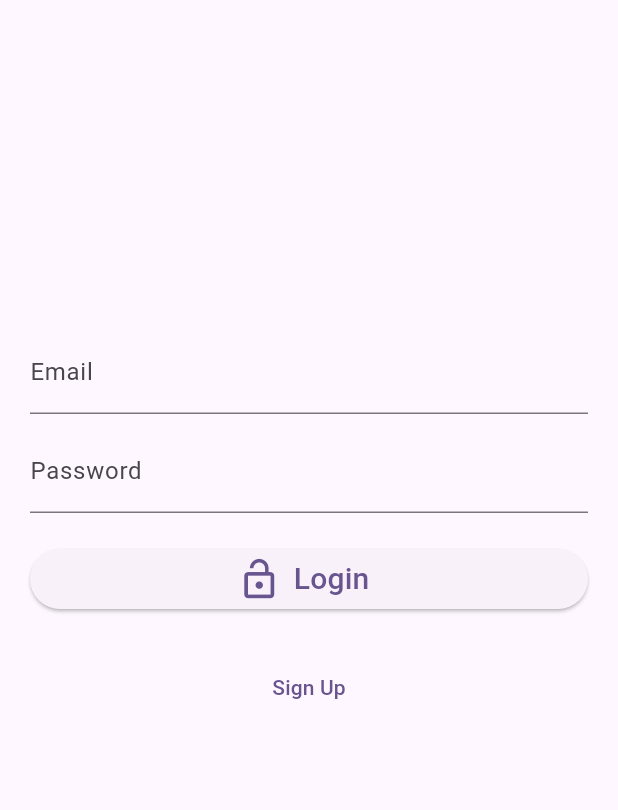
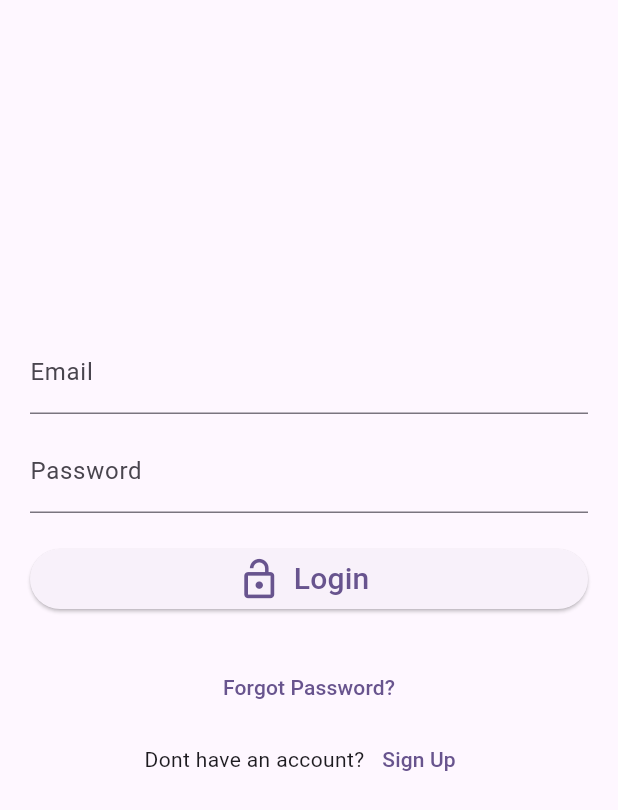
Before and after one commit to Prozest/flutter_homework, a Flutter app: the screen it shows after launch, on a phone screen of 412 x 824 dp. Shown: the top 810 px of the screen. Run offline on Flutter 3.47's test engine with Material 2 defaults, Android fonts, the phone set to English and light mode, and no system bars; our stand-ins replace email_validator, firebase_auth, firebase_core, get, velocity_x; accounts and stored records are empty.

Commit message:
password reset

```diff
--- a/lib/app/app_routes.dart
+++ b/lib/app/app_routes.dart
@@ -1,3 +1,4 @@
+import 'package:flutter_homework/pages/forgotpassword/forgotpassword_page.dart';
 import 'package:flutter_homework/pages/home/home_page.dart';
 import 'package:flutter_homework/pages/login/login_page.dart';
 import 'package:flutter_homework/pages/signup/signup_page.dart';
@@ -9,6 +10,7 @@ class AppRoutes {
       GetPage(name: Routes.main, page: () => const LoginPage()),
       GetPage(name: Routes.home, page: () => const HomePage()),
       GetPage(name: Routes.signup, page: () => const SignUpPage()),
+      GetPage(name: Routes.forgotpassword, page: () => const ForgotPasswordPage()),
     ];
   }
 
@@ -17,5 +19,6 @@ class Routes {
     static const String main = '/';
     static const String home = '/home';
     static const String signup = '/signup';
+    static const String forgotpassword = '/forgotpassword';
 
   }
--- a/lib/pages/login/login_core.dart
+++ b/lib/pages/login/login_core.dart
@@ -45,4 +45,8 @@ class LoginCore extends GetxController {
   void goToSignUp(){
     Get.offAllNamed(Routes.signup);
   }
+
+  void goToForgotPassword(){
+    Get.offAllNamed(Routes.forgotpassword);
+  }
 }
--- a/lib/pages/login/login_page.dart
+++ b/lib/pages/login/login_page.dart
@@ -44,7 +44,14 @@ class LoginPage extends StatelessWidget {
               ),
             ),
             const SizedBox(height: 24,),
-            TextButton(onPressed: (){model.goToSignUp();}, child: "Sign Up".text.make())
+            TextButton(onPressed: (){model.goToForgotPassword();}, child: "Forgot Password?".text.make()),
+            Row(
+              mainAxisAlignment: MainAxisAlignment.center,
+              children: [
+                "Dont have an account?".text.make(),
+                TextButton(onPressed: (){model.goToSignUp();}, child: "Sign Up".text.make())
+              ]
+            )
           ],
         ),
       ),
```
Also changed, not shown: lib/pages/forgotpassword/forgotpassword_core.dart (added, +26 -0 lines), lib/pages/forgotpassword/forgotpassword_page.dart (added, +49 -0 lines).
